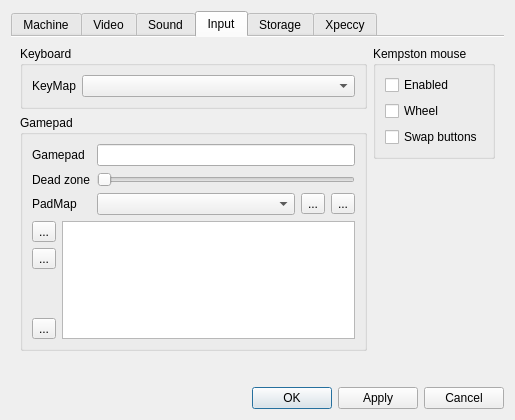
Above: ui/setupwin.ui from samstyle/Xpeccy before the change. Below: the same form after it.
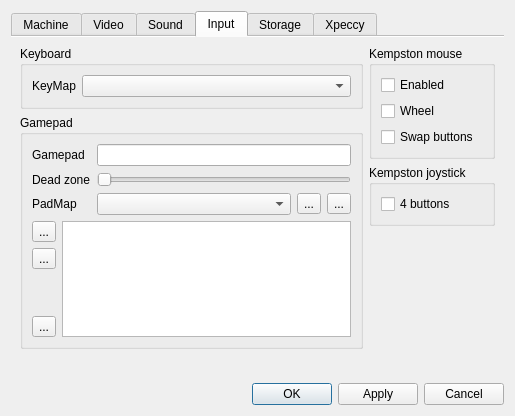
That is the form after the change. The open tabs and pages were chosen to show the change. Icons and pictures are not drawn. Custom widgets are drawn as their Qt base class.

Commit message: build 20171115 [+] Supporting kempston joystick with 4 buttons

```diff
--- a/ui/setupwin.ui
+++ b/ui/setupwin.ui
@@ -7,7 +7,7 @@
     <x>0</x>
     <y>0</y>
     <width>505</width>
-    <height>420</height>
+    <height>416</height>
    </rect>
   </property>
   <property name="sizePolicy">
@@ -1363,7 +1363,23 @@
             </widget>
            </item>
            <item>
-            <spacer name="verticalSpacer_13">
+            <widget class="QGroupBox" name="groupBox_3">
+             <property name="title">
+              <string>Kempston joystick</string>
+             </property>
+             <layout class="QVBoxLayout" name="verticalLayout_21">
+              <item>
+               <widget class="QCheckBox" name="cbKbuttons">
+                <property name="text">
+                 <string>4 buttons</string>
+                </property>
+               </widget>
+              </item>
+             </layout>
+            </widget>
+           </item>
+           <item>
+            <spacer name="verticalSpacer_9">
              <property name="orientation">
               <enum>Qt::Vertical</enum>
              </property>
```
The commit also changes 8 other files.
